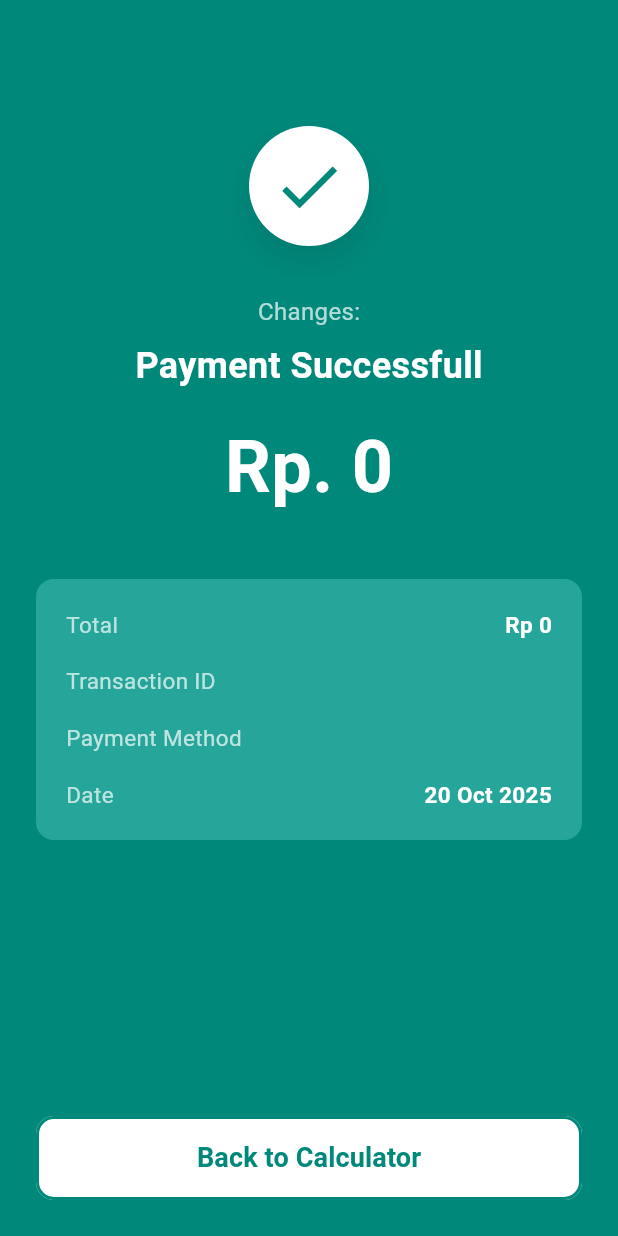
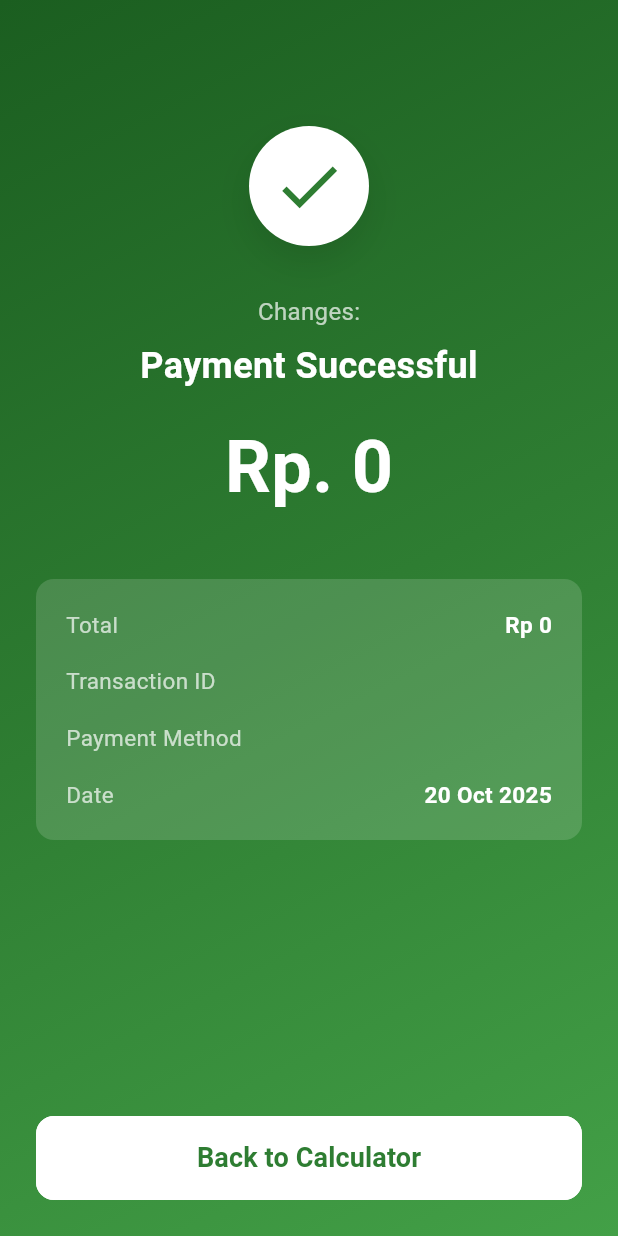
Before and after one commit to ahmadfatihin/pos_calculator_ai, a Flutter app: the PaymentSuccessScreen screen opened directly with empty values, on a phone screen of 412 x 824 dp. Run offline on Flutter 3.47's test engine with Material 3 defaults, Android fonts, the phone set to English and light mode, and no system bars; Roboto replaces fonts that are missing (Montserrat).

Commit message:
Refactor PaymentSuccessScreen layout and update styling with AppPalette

```diff
--- a/lib/payment_success_screen.dart
+++ b/lib/payment_success_screen.dart
@@ -1,6 +1,6 @@
-// screens/payment_success_screen.dart
 import 'package:flutter/material.dart';
 import 'package:intl/intl.dart';
+import 'package:pos_calculator_ai/app_pallete.dart';
 
 class PaymentSuccessScreen extends StatelessWidget {
   final int totalAmount;
@@ -28,8 +28,9 @@ class PaymentSuccessScreen extends StatelessWidget {
     final currentDate = DateFormat('dd MMM yyyy').format(DateTime.now());
 
     return Scaffold(
-      backgroundColor: const Color(0xFF00897B),
-      body: SafeArea(
+      body: Container(
+        decoration: const BoxDecoration(gradient: AppPalette.headerGradient),
+        child: SafeArea(
           child: Column(
             children: [
               Expanded(
@@ -57,7 +58,7 @@ class PaymentSuccessScreen extends StatelessWidget {
                         ),
                         child: const Icon(
                           Icons.check,
-                        color: Color(0xFF00897B),
+                          color: AppPalette.green800,
                           size: 50,
                         ),
                       ),
@@ -78,7 +79,7 @@ class PaymentSuccessScreen extends StatelessWidget {
 
                       // Payment Successful
                       const Text(
-                      'Payment Successfull',
+                        'Payment Successful',
                         style: TextStyle(
                           fontSize: 24,
                           color: Colors.white,
@@ -103,7 +104,7 @@ class PaymentSuccessScreen extends StatelessWidget {
                       // Transaction Details Card
                       Container(
                         decoration: BoxDecoration(
-                        color: const Color(0xFF26A69A),
+                          color: Colors.white.withOpacity(0.15),
                           borderRadius: BorderRadius.circular(12),
                         ),
                         padding: const EdgeInsets.all(20),
@@ -139,25 +140,26 @@ class PaymentSuccessScreen extends StatelessWidget {
                       Navigator.of(context).popUntil((route) => route.isFirst);
                     },
                     style: OutlinedButton.styleFrom(
-                    foregroundColor: const Color(0xFF00897B),
+                      foregroundColor: AppPalette.green800,
                       backgroundColor: Colors.white,
-                    side: const BorderSide(color: Color(0xFF00897B), width: 2),
+                      side: const BorderSide(color: Colors.white, width: 2),
                       shape: RoundedRectangleBorder(
                         borderRadius: BorderRadius.circular(12),
                       ),
                     ),
-                  child: const Text(
+                    child: Text(
                       'Back to Calculator',
                       style: TextStyle(
                         fontSize: 18,
                         fontWeight: FontWeight.w600,
-                      color: Color(0xFF00897B),
+                        color: AppPalette.green800,
                       ),
                     ),
                   ),
                 ),
               ),
             ],
+          ),
         ),
       ),
     );
```
Lines whose indentation alone changed are shown as unchanged.
